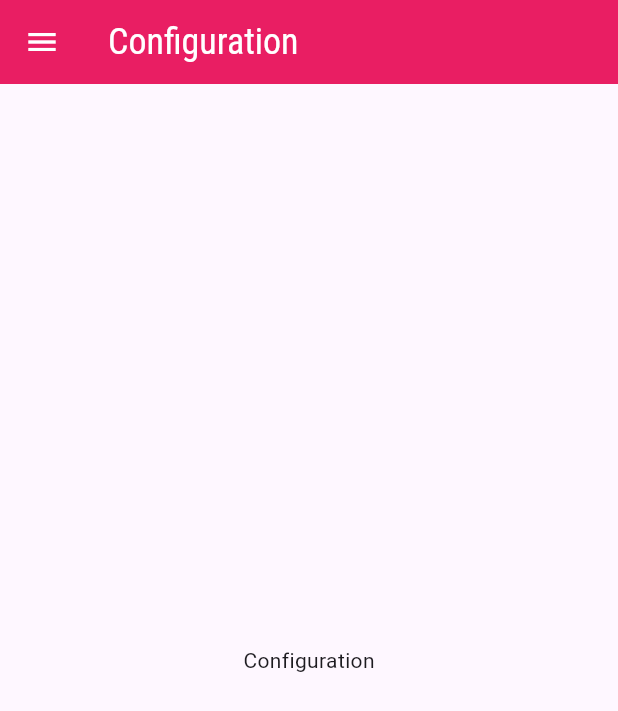
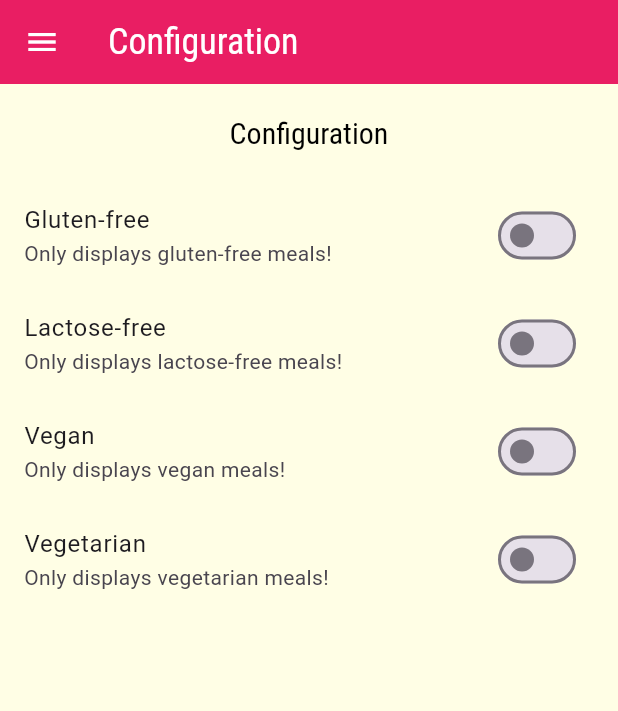
Before and after one commit to davisiqueira1/flutter_meals_app, a Flutter app: the SettingsScreen screen opened by its route, on a phone screen of 412 x 824 dp. Shown: the top 711 px of the screen. Run offline on Flutter 3.47's test engine with Material 3 defaults, Android fonts, the phone set to English and light mode, and no system bars.

Commit message:
feat: create settings screen design

```diff
--- /dev/null
+++ b/lib/models/settings.dart
@@ -0,0 +1,13 @@
+class Settings {
+  bool isGlutenFree;
+  bool isLactoseFree;
+  bool isVegan;
+  bool isVegetarian;
+
+  Settings({
+    this.isGlutenFree = false,
+    this.isLactoseFree = false,
+    this.isVegan = false,
+    this.isVegetarian = false,
+  });
+}
--- a/lib/screens/settings_screen.dart
+++ b/lib/screens/settings_screen.dart
@@ -1,13 +1,36 @@
 import 'package:flutter/material.dart';
 import 'package:meals_app/components/main_drawer.dart';
+import 'package:meals_app/models/settings.dart';
 
-class SettingsScreen extends StatelessWidget {
+class SettingsScreen extends StatefulWidget {
   const SettingsScreen({super.key});
+
+  @override
+  State<SettingsScreen> createState() => _SettingsScreenState();
+}
+
+class _SettingsScreenState extends State<SettingsScreen> {
+  Settings settings = Settings();
+
+  Widget _createSwitch(
+    String title,
+    String subtitle,
+    bool value,
+    void Function(bool) onChanged,
+  ) {
+    return SwitchListTile.adaptive(
+      title: Text(title),
+      subtitle: Text(subtitle),
+      value: value,
+      onChanged: onChanged,
+    );
+  }
 
   @override
   Widget build(BuildContext context) {
     return Scaffold(
         drawer: const MainDrawer(),
+        backgroundColor: Theme.of(context).canvasColor,
         appBar: AppBar(
           backgroundColor: Theme.of(context).colorScheme.primary,
           foregroundColor: Colors.white,
@@ -16,9 +39,46 @@ class SettingsScreen extends StatelessWidget {
             style: TextStyle(fontSize: 24),
           ),
         ),
-      body: const Center(
-        child: Text("Configuration"),
+        body: Column(
+          children: <Widget>[
+            Container(
+              padding: const EdgeInsets.all(20),
+              child: Text(
+                "Configuration",
+                style: Theme.of(context).textTheme.titleLarge,
               ),
-    );
+            ),
+            Expanded(
+              child: ListView(
+                children: <Widget>[
+                  _createSwitch(
+                    "Gluten-free",
+                    "Only displays gluten-free meals!",
+                    settings.isGlutenFree,
+                    (value) => setState(() => settings.isGlutenFree = value),
+                  ),
+                  _createSwitch(
+                    "Lactose-free",
+                    "Only displays lactose-free meals!",
+                    settings.isLactoseFree,
+                    (value) => setState(() => settings.isLactoseFree = value),
+                  ),
+                  _createSwitch(
+                    "Vegan",
+                    "Only displays vegan meals!",
+                    settings.isVegan,
+                    (value) => setState(() => settings.isVegan = value),
+                  ),
+                  _createSwitch(
+                    "Vegetarian",
+                    "Only displays vegetarian meals!",
+                    settings.isVegetarian,
+                    (value) => setState(() => settings.isVegetarian = value),
+                  ),
+                ],
+              ),
+            )
+          ],
+        ));
   }
 }
```
Lines whose indentation alone changed are shown as unchanged.
